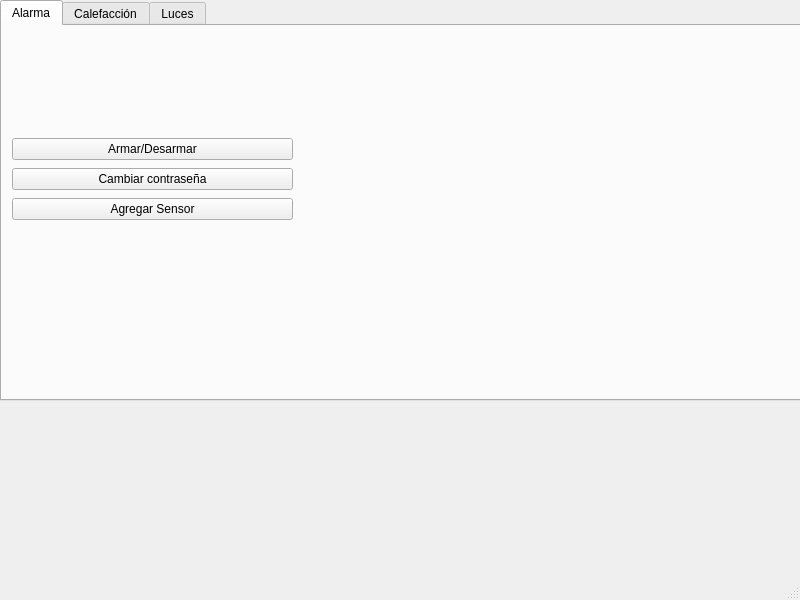
The window that mainwindow.ui (peter2276/Final_Software) describes before a commit, drawn with Qt 5.
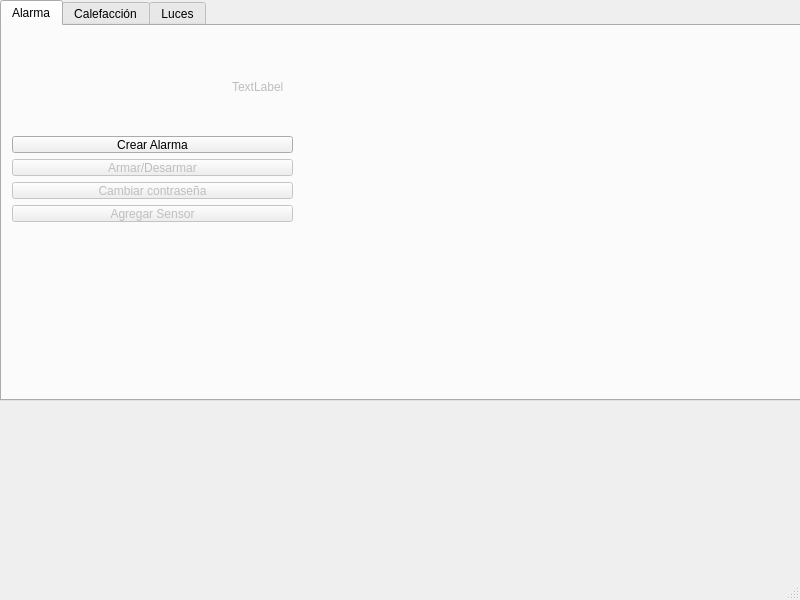
The same window after the commit.

Commit message: Trabajamos con pantalla de Alarma

Diff of the .ui file:
```diff
--- a/mainwindow.ui
+++ b/mainwindow.ui
@@ -33,7 +33,7 @@
      <attribute name="title">
       <string>Alarma</string>
      </attribute>
-     <widget class="QWidget" name="">
+     <widget class="QWidget" name="layoutWidget">
       <property name="geometry">
        <rect>
         <x>10</x>
@@ -44,21 +44,37 @@
       </property>
       <layout class="QVBoxLayout" name="verticalLayout">
        <item>
-        <widget class="QPushButton" name="pushButton_3">
+        <widget class="QPushButton" name="AlarmCreateButton">
+         <property name="text">
+          <string>Crear Alarma</string>
+         </property>
+        </widget>
+       </item>
+       <item>
+        <widget class="QPushButton" name="AlarmToggleButton">
+         <property name="enabled">
+          <bool>false</bool>
+         </property>
          <property name="text">
           <string>Armar/Desarmar</string>
          </property>
         </widget>
        </item>
        <item>
-        <widget class="QPushButton" name="pushButton_2">
+        <widget class="QPushButton" name="AlarmChangepassButton">
+         <property name="enabled">
+          <bool>false</bool>
+         </property>
          <property name="text">
           <string>Cambiar contraseña</string>
          </property>
         </widget>
        </item>
        <item>
-        <widget class="QPushButton" name="pushButton">
+        <widget class="QPushButton" name="AlarmAddsensorButton">
+         <property name="enabled">
+          <bool>false</bool>
+         </property>
          <property name="text">
           <string>Agregar Sensor</string>
          </property>
@@ -66,6 +82,22 @@
        </item>
       </layout>
      </widget>
+     <widget class="QLabel" name="AlarmState">
+      <property name="enabled">
+       <bool>false</bool>
+      </property>
+      <property name="geometry">
+       <rect>
+        <x>230</x>
+        <y>50</y>
+        <width>61</width>
+        <height>21</height>
+       </rect>
+      </property>
+      <property name="text">
+       <string>TextLabel</string>
+      </property>
+     </widget>
     </widget>
     <widget class="QWidget" name="tab_2">
      <attribute name="title">
```
Left out of the diff: 2 changed lines with no effect on the pictures. The commit also changes 121 other files.
